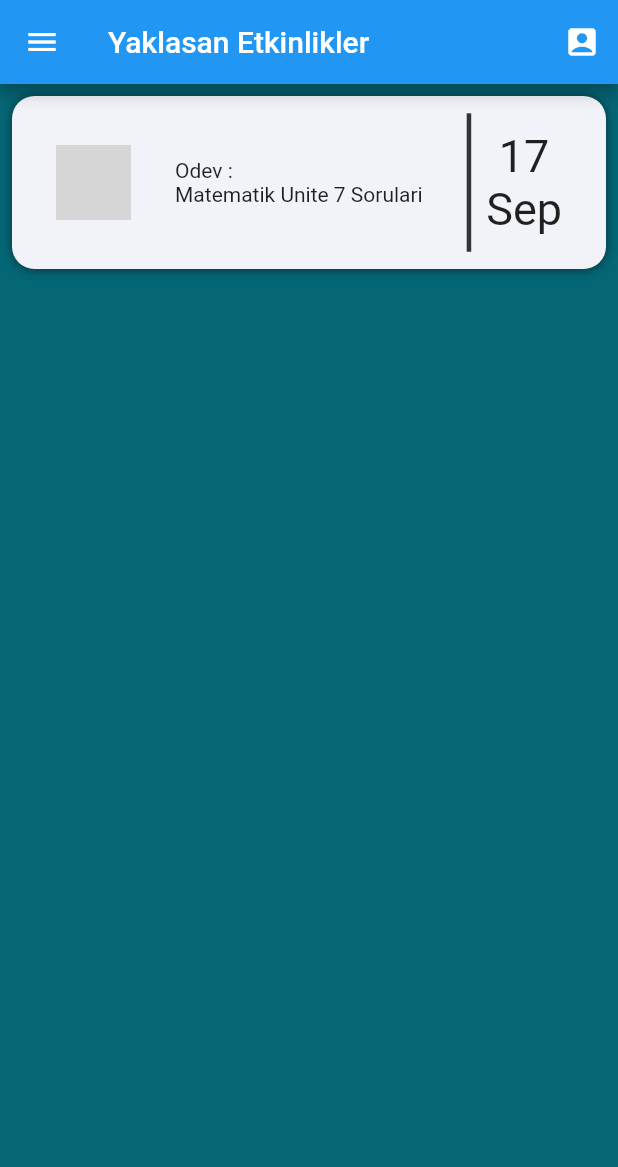
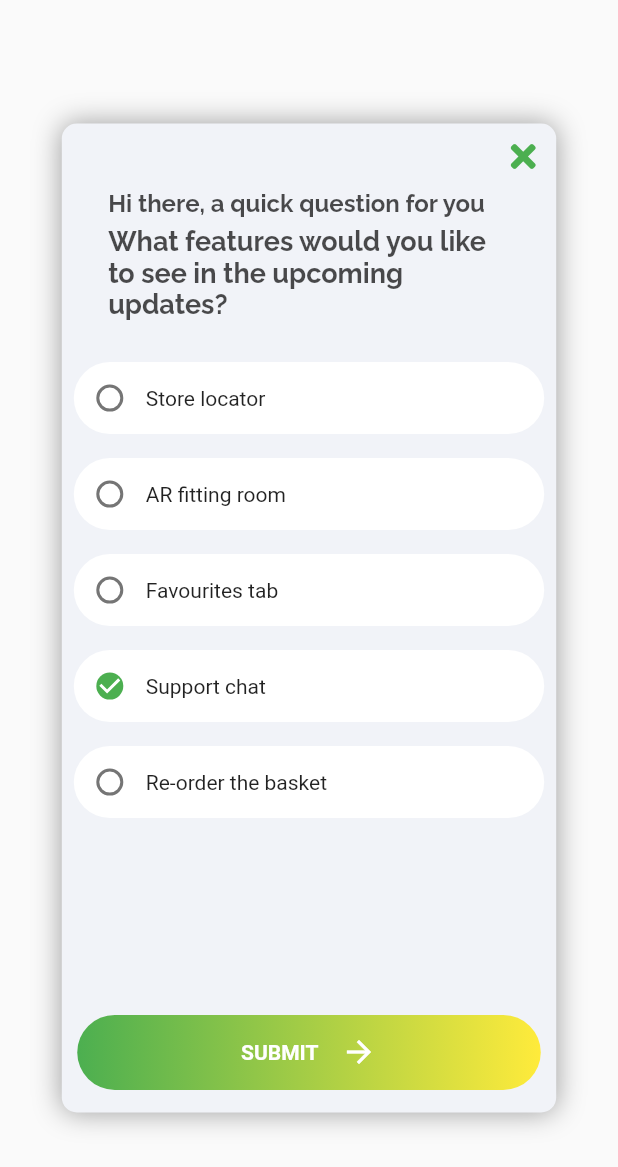
Before and after one commit to TunahanAydinoglu/FlutterWS, a Flutter app: the screen it shows after launch, on a phone screen of 412 x 824 dp. Shown: the top 1167 px of the screen. Run offline on Flutter 3.47's test engine with Material 2 defaults, Android fonts, the phone set to English and light mode, and no system bars; our stand-ins replace circular_check_box, font_awesome_flutter; grey boxes are pictures that could not be loaded.

Commit message:
3. lesson

```diff
--- a/survey/lib/main.dart
+++ b/survey/lib/main.dart
@@ -1,5 +1,6 @@
 import 'package:flutter/material.dart';
-import 'package:survey/pages/eventspage.dart';
+// import 'package:survey/pages/eventspage.dart';
+import 'package:survey/pages/surveypage.dart';
 
 void main() {
   runApp(MyApp());
@@ -15,7 +16,7 @@ class MyApp extends StatelessWidget {
         primarySwatch: Colors.blue,
         visualDensity: VisualDensity.adaptivePlatformDensity,
       ),
-      home: EventsPage(),
+      home: SurveyPage(),
     );
   }
 }
--- /dev/null
+++ b/survey/lib/pages/surveypage.dart
@@ -0,0 +1,167 @@
+import 'package:circular_check_box/circular_check_box.dart';
+import 'package:flutter/material.dart';
+import 'package:font_awesome_flutter/font_awesome_flutter.dart';
+
+class SurveyPage extends StatefulWidget {
+  @override
+  _SurveyPageState createState() => _SurveyPageState();
+}
+
+class _SurveyPageState extends State<SurveyPage> {
+  bool answer1 = false;
+  bool answer2 = false;
+  bool answer3 = false;
+  bool answer4 = true;
+  bool answer5 = false;
+  @override
+  Widget build(BuildContext context) {
+    var mySize = MediaQuery.of(context).size;
+    return Scaffold(
+      body: Center(
+        child: Container(
+          width: mySize.width * 0.8,
+          height: mySize.height * 0.8,
+          decoration: BoxDecoration(
+              borderRadius: BorderRadius.circular(10),
+              color: Color(0xfff1f3f8),
+              boxShadow: [
+                BoxShadow(
+                  blurRadius: 15,
+                  color: Colors.grey,
+                  offset: Offset(0, 0),
+                ),
+              ]),
+          child: Column(
+            mainAxisAlignment: MainAxisAlignment.spaceBetween,
+            children: [
+              Column(
+                children: [
+                  topTexts(mySize),
+                  SizedBox(
+                    height: 20,
+                  ),
+                  answerBox(answer1, "Store locator"),
+                  answerBox(answer2, "AR fitting room"),
+                  answerBox(answer3, "Favourites tab"),
+                  answerBox(answer4, "Support chat"),
+                  answerBox(answer5, "Re-order the basket"),
+                ],
+              ),
+              Padding(
+                padding: const EdgeInsets.only(bottom: 15.0),
+                child: InkWell(
+                  onTap: () {},
+                  child: Container(
+                    width: mySize.width * 0.75,
+                    height: 50,
+                    decoration: BoxDecoration(
+                      borderRadius: BorderRadius.circular(50),
+                      gradient:
+                          LinearGradient(colors: [Colors.green, Colors.yellow]),
+                    ),
+                    child: Row(
+                      mainAxisAlignment: MainAxisAlignment.center,
+                      children: [
+                        Text(
+                          "SUBMIT",
+                          style: TextStyle(
+                              color: Colors.white, fontWeight: FontWeight.bold),
+                        ),
+                        SizedBox(
+                          width: 15,
+                        ),
+                        Icon(
+                          Icons.arrow_forward,
+                          color: Colors.white,
+                        ),
+                      ],
+                    ),
+                  ),
+                ),
+              ),
+            ],
+          ),
+        ),
+      ),
+    );
+  }
+
+  Padding answerBox(bool answer, String text) {
+    return Padding(
+      padding: const EdgeInsets.all(8.0),
+      child: Container(
+        decoration: BoxDecoration(
+          borderRadius: BorderRadius.circular(25),
+          color: Colors.white,
+        ),
+        child: Row(
+          children: [
+            // Checkbox(
+            //     value: answer,
+            //     activeColor: Colors.green,
+            //     onChanged: (bool newAnswer) {
+            //       setState(() {
+            //         answer = newAnswer;
+            //       });
+            //     }),
+            CircularCheckBox(
+                value: answer,
+                activeColor: Colors.green,
+                materialTapTargetSize: MaterialTapTargetSize.padded,
+                onChanged: (bool x) {
+                  setState(() {
+                    answer = !answer;
+                  });
+                }),
+            Text(text),
+          ],
+        ),
+      ),
+    );
+  }
+
+  Column topTexts(Size mySize) {
+    return Column(
+      children: [
+        Row(
+          mainAxisAlignment: MainAxisAlignment.end,
+          children: [
+            Padding(
+              padding: const EdgeInsets.all(10.0),
+              child: Icon(
+                FontAwesomeIcons.times,
+                color: Colors.green,
+              ),
+            ),
+          ],
+        ),
+        Column(
+          crossAxisAlignment: CrossAxisAlignment.start,
+          children: [
+            Text(
+              "Hi there, a quick question for you",
+              style: TextStyle(
+                fontFamily: "Raleway",
+                fontSize: 16,
+                fontWeight: FontWeight.bold,
+                color: Colors.black.withOpacity(0.7),
+              ),
+            ),
+            SizedBox(height: 5),
+            Container(
+              constraints: BoxConstraints(maxWidth: mySize.width * 0.65),
+              child: Text(
+                "What features would you like to see in the upcoming updates?",
+                style: TextStyle(
+                    fontFamily: "Raleway",
+                    fontSize: 18,
+                    fontWeight: FontWeight.bold,
+                    color: Colors.black.withOpacity(0.7)),
+              ),
+            ),
+          ],
+        )
+      ],
+    );
+  }
+}
```
Also changed, not shown: survey/pubspec.yaml (+6 -11 lines), survey/fonts/Raleway.ttf (added), survey/pubspec.lock.
